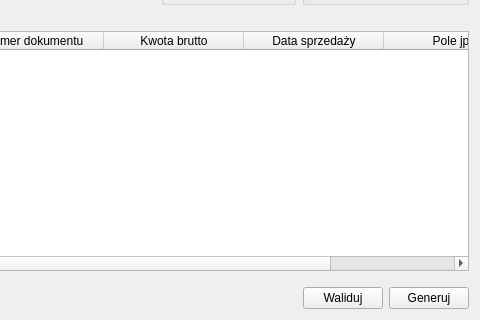
The window that ui/saftfile.ui (juliagoda/qfaktury) describes before a commit, drawn with Qt 5; both pictures show x 188 to 668 and y 246 to 566 of the 668 by 566 pixel window.
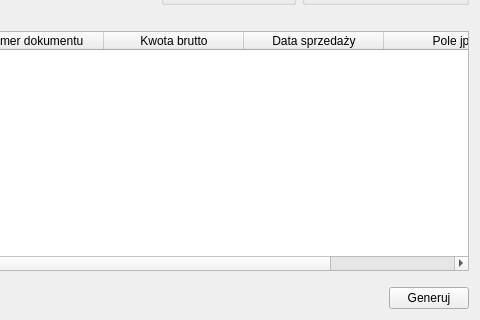
The same window after the commit.

Diff of the .ui file:
```diff
--- a/ui/saftfile.ui
+++ b/ui/saftfile.ui
@@ -560,16 +560,6 @@
          </property>
         </spacer>
        </item>
-       <item>
-        <widget class="QPushButton" name="validationBtn">
-         <property name="cursor">
-          <cursorShape>PointingHandCursor</cursorShape>
-         </property>
-         <property name="text">
-          <string>Waliduj</string>
-         </property>
-        </widget>
-       </item>
        <item>
         <widget class="QPushButton" name="generationBtn">
          <property name="cursor">
```
